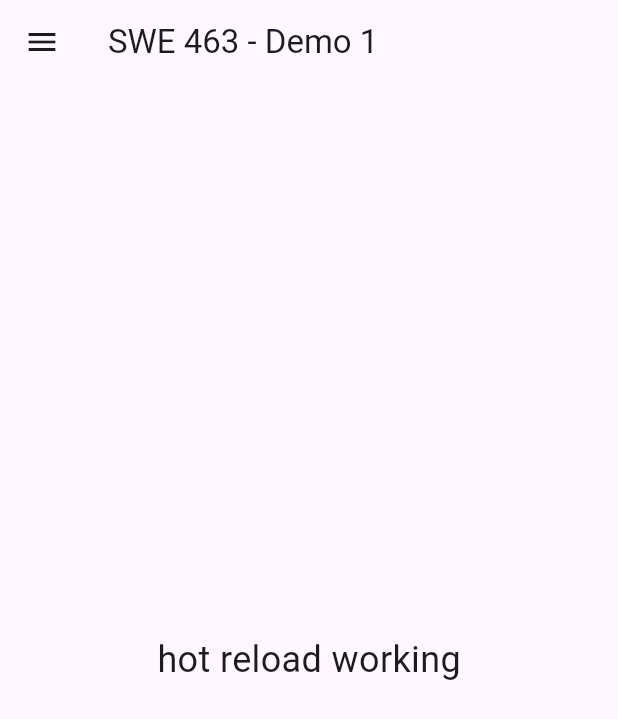
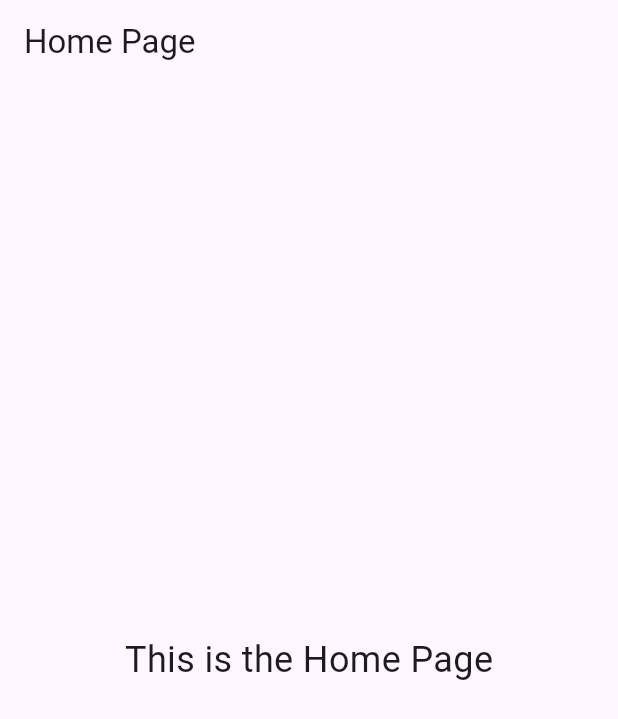
Before and after one commit to Nour-AlSulais/swe463_demo1_202271740, a Flutter app: the screen it shows after launch, on a phone screen of 412 x 824 dp. Shown: the top 719 px of the screen. Run offline on Flutter 3.47's test engine with Material 3 defaults, Android fonts, the phone set to English and light mode, and no system bars.

Commit message:
CHECKPOINT5

```diff
--- a/lib/main.dart
+++ b/lib/main.dart
@@ -66,39 +66,96 @@
 //     ),
 //   );
 // }
-// ==================== CHECKPOINT 4 - COMMENTED ====================
+// // ==================== CHECKPOINT 4 - COMMENTED ====================
 
+// import 'package:flutter/material.dart';
+
+// void main() {
+//   runApp(const MyApp());
+// }
+
+// class MyApp extends StatelessWidget {
+//   const MyApp({super.key});
+//     @override
+//   Widget build(BuildContext context) {
+//     return MaterialApp(
+//       debugShowCheckedModeBanner: false,
+//       home: Scaffold(
+//         appBar: AppBar(
+//           title: const Text('SWE 463 - Demo 1'),
+//         ),
+//         drawer: const Drawer(
+//           child: SafeArea(
+//             child: ListTile(
+//               leading: Icon(Icons.home),
+//               title: Text('Home'),
+//             ),
+//           ),
+//         ),
+//         body: const Center(
+//           child: Text(
+//             'hot reload working',
+//             style: TextStyle(fontSize: 24),
+//           ),
+//         ),
+//       ),
+//     );
+//   }
+// }
+
+// ==================== CHECKPOINT 5 - COMMENTED ====================
 import 'package:flutter/material.dart';
 
 void main() {
   runApp(const MyApp());
 }
-
 class MyApp extends StatelessWidget {
   const MyApp({super.key});
+
   @override
   Widget build(BuildContext context) {
     return MaterialApp(
       debugShowCheckedModeBanner: false,
-      home: Scaffold(
+      title: 'SWE 463 Demo 1',
+      home: const HomePage(),
+    );
+  }
+}
+
+class HomePage extends StatelessWidget {
+  const HomePage({super.key});
+
+  @override
+  Widget build(BuildContext context) {
+    return Scaffold(
       appBar: AppBar(
-          title: const Text('SWE 463 - Demo 1'),
-        ),
-        drawer: const Drawer(
-          child: SafeArea(
-            child: ListTile(
-              leading: Icon(Icons.home),
-              title: Text('Home'),
-            ),
-          ),
+        title: const Text('Home Page'),
       ),
       body: const Center(
         child: Text(
-            'hot reload working',
+          'This is the Home Page',
           style: TextStyle(fontSize: 24),
-          ),
         ),
       ),
     );
   }
 }
+
+class LoginPage extends StatelessWidget {
+  const LoginPage({super.key});
+
+  @override
+  Widget build(BuildContext context) {
+    return Scaffold(
+      appBar: AppBar(
+        title: const Text('Login Page'),
+      ),
+      body: const Center(
+        child: Text(
+          'This is the Login Page',
+          style: TextStyle(fontSize: 24),
+        ),
+      ),
+    );
+  }
+}
```
Lines whose indentation alone changed are shown as unchanged.
